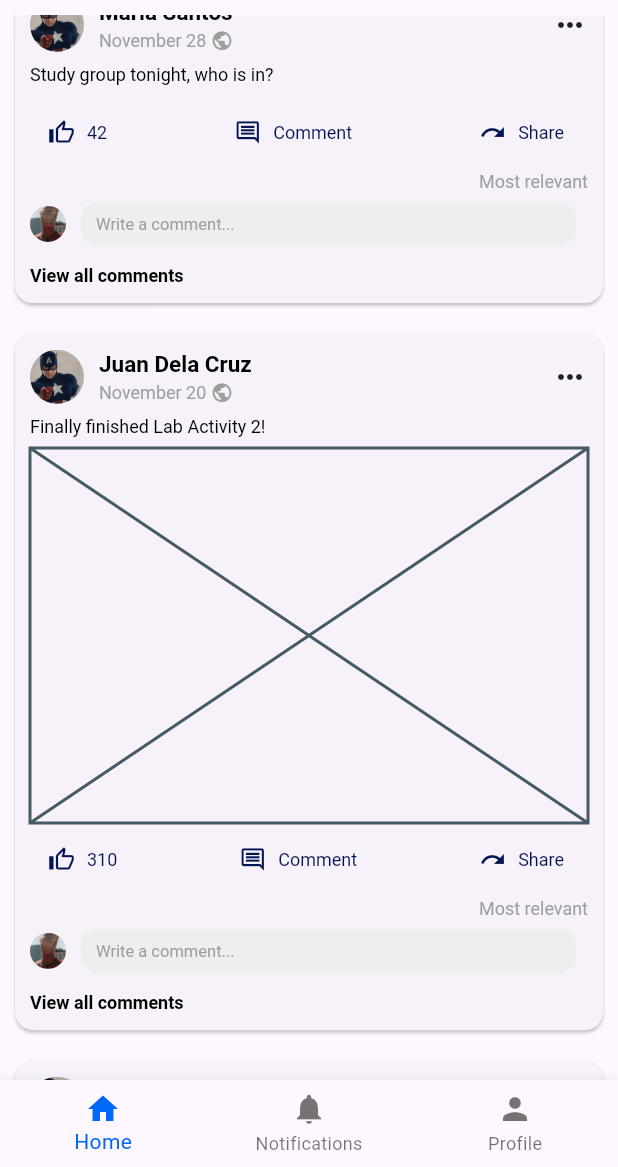
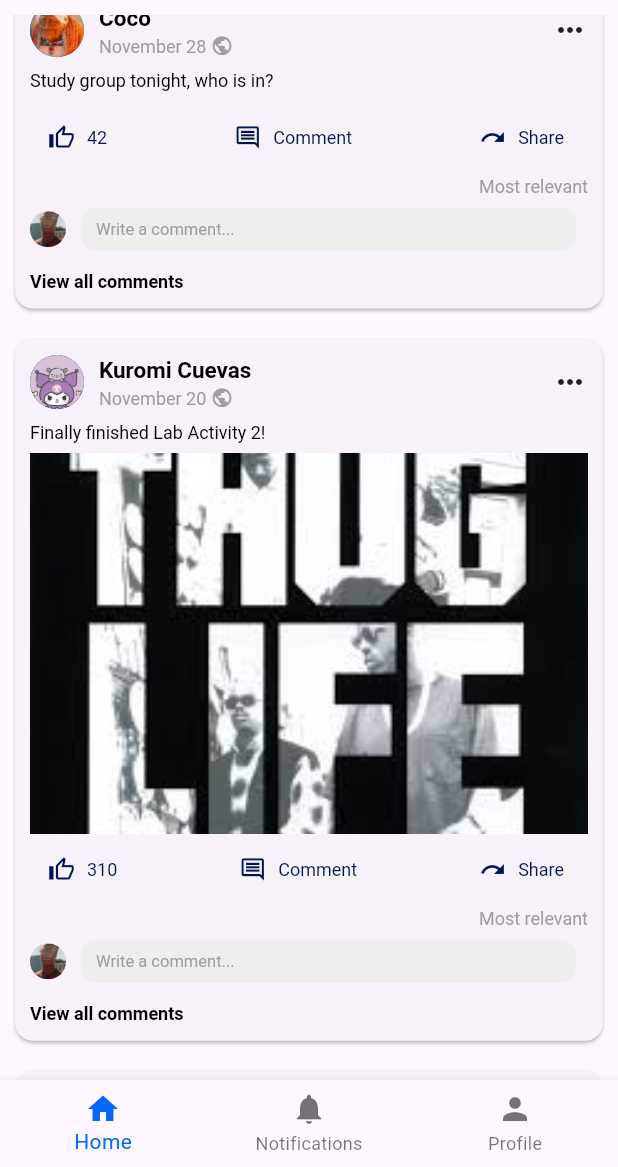
Before and after one commit to wbcjep0108/cuevas_mobprog, a Flutter app: the screen it shows after launch, scrolled down 1728 dp, on a phone screen of 412 x 824 dp, the part 69-1236 px from its top. Run offline on Flutter 3.47's test engine with Material 3 defaults, Android fonts, the phone set to English and light mode, and no system bars; our stand-ins replace flutter_screenutil; Roboto replaces fonts that are missing (Frutiger, Klavika).

Commit message:
Done lab2

```diff
--- a/lib/main.dart
+++ b/lib/main.dart
@@ -1,4 +1,5 @@
 import 'package:flutter_screenutil/flutter_screenutil.dart';
+import 'package:cuevas_mobprog/constants.dart';
 import 'package:cuevas_mobprog/screens/home_screen.dart';
 import 'package:cuevas_mobprog/screens/newsfeed_screen.dart';
 import 'package:flutter/material.dart';
@@ -19,7 +20,7 @@ class MainApp extends StatelessWidget {
       builder: (_, child) {
         return MaterialApp(
           debugShowCheckedModeBanner: false,
-          title: "Facebook Replication",
+          title: appName,
           initialRoute: "/home",
           routes: {
             "/newsfeed": (context) => const NewsfeedScreen(),
--- a/lib/screens/newsfeed_screen.dart
+++ b/lib/screens/newsfeed_screen.dart
@@ -9,7 +9,7 @@ class Post {
     required this.numOfLikes,
     required this.hasImage,
     this.imagePath,
-    this.profileImage = 'assets/images/capt.jpg',
+    this.profileImage,
   });
 
   final String userName;
@@ -18,23 +18,26 @@ class Post {
   final int numOfLikes;
   final bool hasImage;
   final String? imagePath;
-  final String profileImage;
+  final String? profileImage;
 }
 
 const List<Post> posts = [
   Post(
-    userName: 'Cyrus Robles',
+    userName: 'Jennifer Cuevas',
     date: 'October 11',
     content: 'Kamusta',
     numOfLikes: 100,
     hasImage: false,
+    profileImage: 'assets/images/kuromi.jpg',
   ),
   Post(
-    userName: 'Roben Juanatas',
+    userName: 'Blossom Cuevas',
     date: 'December 2',
     content: 'Kicking off the holiday season with ICpEP-NCR!',
     numOfLikes: 250,
     hasImage: true,
+    imagePath: 'assets/images/peppa.jpg',
+    profileImage: 'assets/images/blossom.png',
   ),
   Post(
     userName: 'Steve Rogers',
@@ -43,6 +46,7 @@ const List<Post> posts = [
     numOfLikes: 1825,
     hasImage: true,
     imagePath: 'assets/images/capt.jpg',
+    profileImage: 'assets/images/capt.jpg',
   ),
   Post(
     userName: 'Tony Stark',
@@ -51,49 +55,40 @@ const List<Post> posts = [
     numOfLikes: 3000,
     hasImage: true,
     imagePath: 'assets/images/iron_man.jpg',
+    profileImage: 'assets/images/iron_man.jpg',
   ),
   Post(
-    userName: 'Maria Santos',
+    userName: 'Coco',
     date: 'November 28',
     content: 'Study group tonight, who is in?',
     numOfLikes: 42,
     hasImage: false,
+    profileImage: 'assets/images/coco.jpg',
   ),
   Post(
-    userName: 'Juan Dela Cruz',
+    userName: 'Kuromi Cuevas',
     date: 'November 20',
     content: 'Finally finished Lab Activity 2!',
     numOfLikes: 310,
     hasImage: true,
+    imagePath: 'assets/images/thug.jpg',
+    profileImage: 'assets/images/kuromi1.jpg',
   ),
   Post(
-    userName: 'Ana Reyes',
+    userName: 'Chogs',
     date: 'November 15',
     content: 'Flutter tip of the day: use const wherever you can.',
     numOfLikes: 87,
     hasImage: false,
   ),
   Post(
-    userName: 'Paolo Garcia',
+    userName: 'Pumpkin',
     date: 'November 9',
     content: 'Weekend plans: sleep, code, repeat.',
     numOfLikes: 156,
     hasImage: true,
-    imagePath: 'assets/images/iron_man.jpg',
-  ),
-  Post(
-    userName: 'Bea Mendoza',
-    date: 'October 30',
-    content: 'Campus life is better with friends.',
-    numOfLikes: 73,
-    hasImage: false,
-  ),
-  Post(
-    userName: 'Miguel Torres',
-    date: 'October 22',
-    content: 'Coding night fueled by coffee.',
-    numOfLikes: 205,
-    hasImage: true,
+    profileImage: 'assets/images/pumpkin.jpg',
+    imagePath: 'assets/images/pumpkin1.png',
   ),
 ];
 
--- a/lib/screens/notification_screen.dart
+++ b/lib/screens/notification_screen.dart
@@ -5,17 +5,17 @@ class NotificationScreen extends StatelessWidget {
   const NotificationScreen({super.key});
 
   static const List<Map<String, String>> _notifications = [
-    {'name': 'Cyrus Robles', 'post': 'Kamusta', 'description': 'Liked your post'},
-    {'name': 'Roben Juanatas', 'post': 'Holiday kickoff', 'description': 'Commented on your post'},
-    {'name': 'Maria Santos', 'post': 'Study group', 'description': 'Shared your post'},
-    {'name': 'Juan Dela Cruz', 'post': 'Lab Activity 2', 'description': 'Liked your post'},
-    {'name': 'Ana Reyes', 'post': 'Flutter tips', 'description': 'Commented on your post'},
-    {'name': 'Paolo Garcia', 'post': 'Weekend plans', 'description': 'Liked your post'},
-    {'name': 'Bea Mendoza', 'post': 'Campus life', 'description': 'Shared your post'},
-    {'name': 'Miguel Torres', 'post': 'Coding night', 'description': 'Liked your post'},
-    {'name': 'Sofia Lim', 'post': 'New phone', 'description': 'Commented on your post'},
-    {'name': 'Carlo Ramos', 'post': 'Group project', 'description': 'Liked your post'},
-    {'name': 'Isa Navarro', 'post': 'Throwback photo', 'description': 'Shared your post'},
+    {'name': 'Jennifer Cuevas', 'post': 'Kamusta', 'description': 'Liked your post'},
+    {'name': 'Blossom Cuevas', 'post': 'Holiday kickoff', 'description': 'Commented on your post'},
+    {'name': 'Coco', 'post': 'Study group', 'description': 'Shared your post'},
+    {'name': 'Kuromi Cuevas', 'post': 'Lab Activity 2', 'description': 'Liked your post'},
+    {'name': 'Chogs', 'post': 'Flutter tips', 'description': 'Commented on your post'},
+    {'name': 'Pumpkin', 'post': 'Weekend plans', 'description': 'Liked your post'},
+    {'name': 'Yhvhan Suba', 'post': 'Campus life', 'description': 'Shared your post'},
+    {'name': 'Kyle Zoleta', 'post': 'Coding night', 'description': 'Liked your post'},
+    {'name': 'Mark Delacruz', 'post': 'New phone', 'description': 'Commented on your post'},
+    {'name': 'Harry Lagto', 'post': 'Group project', 'description': 'Liked your post'},
+    {'name': 'Joseph Lontoc', 'post': 'Throwback photo', 'description': 'Shared your post'},
     {'name': 'Leo Bautista', 'post': 'Exam week', 'description': 'Liked your post'},
     {'name': 'Nina Cruz', 'post': 'Coffee run', 'description': 'Commented on your post'},
     {'name': 'Gab Flores', 'post': 'Hackathon', 'description': 'Liked your post'},
--- a/lib/widgets/newsfeed_card.dart
+++ b/lib/widgets/newsfeed_card.dart
@@ -9,7 +9,7 @@ class NewsfeedCard extends StatelessWidget {
   final String date;
   final int? numOfLikes;
   final bool? hasImage;
-  final String profileImage;
+  final String? profileImage;
   final String? imagePath;
   const NewsfeedCard({
     super.key,
@@ -18,9 +18,25 @@ class NewsfeedCard extends StatelessWidget {
     required this.date,
     this.numOfLikes,
     this.hasImage,
-    this.profileImage = 'assets/images/iron_man.jpg',
+    this.profileImage,
     this.imagePath,
   });
+
+  // Placeholder profile photo: initials on a color picked from the name
+  String _initials() {
+    final parts = userName.trim().split(' ');
+    if (parts.length == 1) {
+      return parts.first.substring(0, 1).toUpperCase();
+    }
+    return (parts.first.substring(0, 1) + parts.last.substring(0, 1))
+        .toUpperCase();
+  }
+
+  Color _placeholderColor() {
+    const colors = [fbPrimary, fbSecondary, fbDarkPrimary, fbLightPrimary];
+    final sum = userName.codeUnits.fold<int>(0, (a, b) => a + b);
+    return colors[sum % colors.length];
+  }
 
   @override
   Widget build(BuildContext context) {
@@ -42,8 +58,17 @@ class NewsfeedCard extends StatelessWidget {
                 // Enhancement 2: avatar for the post author
                 CircleAvatar(
                   radius: ScreenUtil().setSp(18),
-                  backgroundImage:
-                      AssetImage(profileImage),
+                  backgroundColor: _placeholderColor(),
+                  backgroundImage: profileImage != null
+                      ? AssetImage(profileImage!)
+                      : null,
+                  child: profileImage == null
+                      ? CustomText(
+                          text: _initials(),
+                          fontSize: ScreenUtil().setSp(12),
+                          color: fbTextColorWhite,
+                        )
+                      : null,
                 ),
                 SizedBox(width: screenUtilWidth),
                 Column(
```
Also changed, not shown: assets/images/blossom.png (added), assets/images/coco.jpg (added), assets/images/kuromi.jpg (added), assets/images/kuromi1.jpg (added), assets/images/peppa.jpg (added), assets/images/pumpkin.jpg (added), assets/images/pumpkin1.png (added), assets/images/thug.jpg (added), 3 other files.
